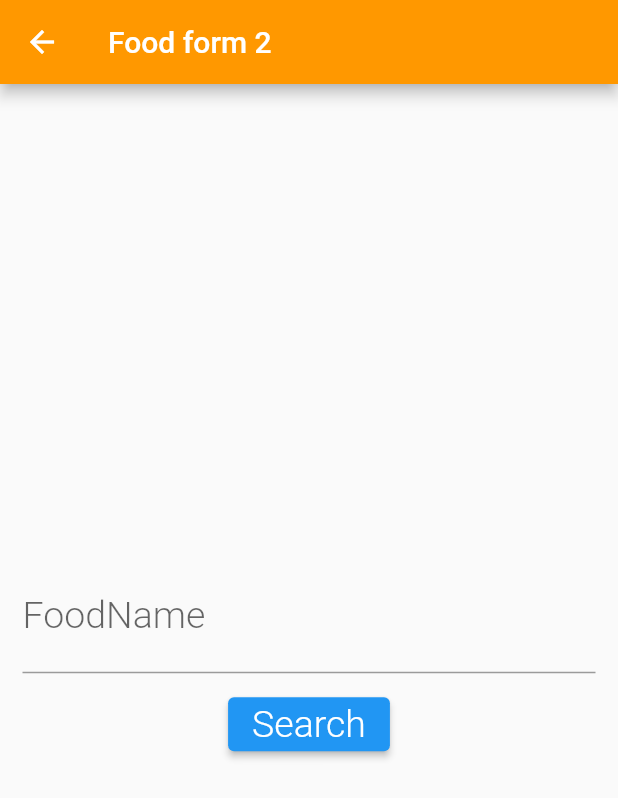
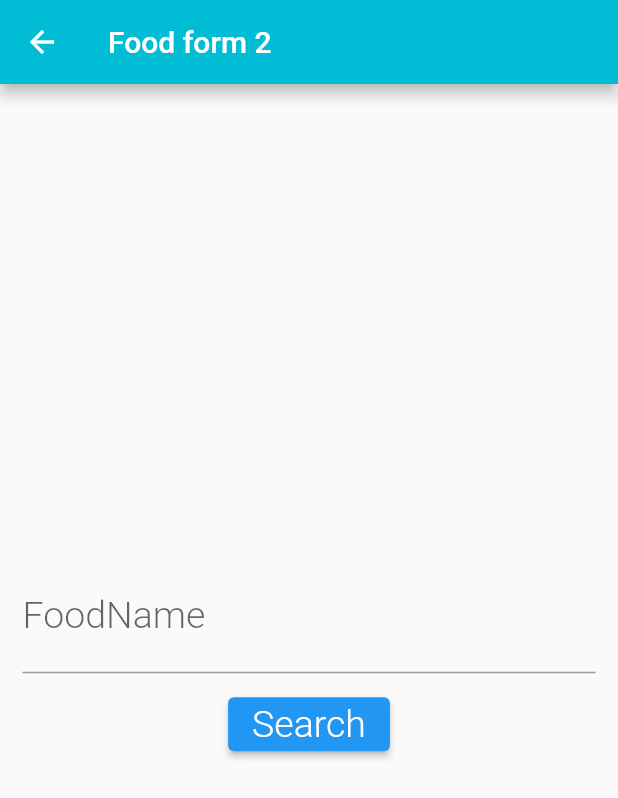
Before and after one commit to AadityaCholayil/DietMate, a Flutter app: the FoodForm screen opened directly, on a phone screen of 412 x 824 dp. Shown: the top 798 px of the screen. Run offline on Flutter 3.47's test engine with Material 2 defaults, Android fonts, the phone set to English and light mode, and no system bars; our stand-ins replace preload_page_view.

Commit message:
appbar cyan

```diff
--- a/lib/food_form.dart
+++ b/lib/food_form.dart
@@ -83,7 +83,7 @@ class _FoodFormState extends State<FoodForm> {
     return Scaffold(
       appBar: AppBar(
         title: Text('Food form 2'),
-        backgroundColor: Colors.orange,
+        backgroundColor: Colors.cyan,
       ),
       body: Container(
         padding: EdgeInsets.all(15),
```
